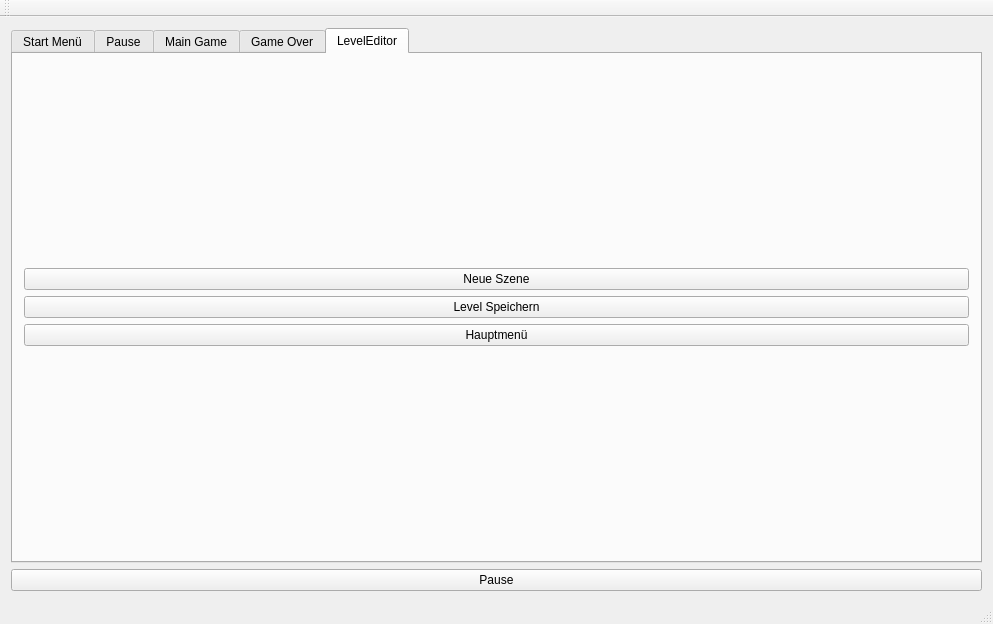
Galaxyqasar/TextAdventureEngine, file engine.ui: the form before one commit.
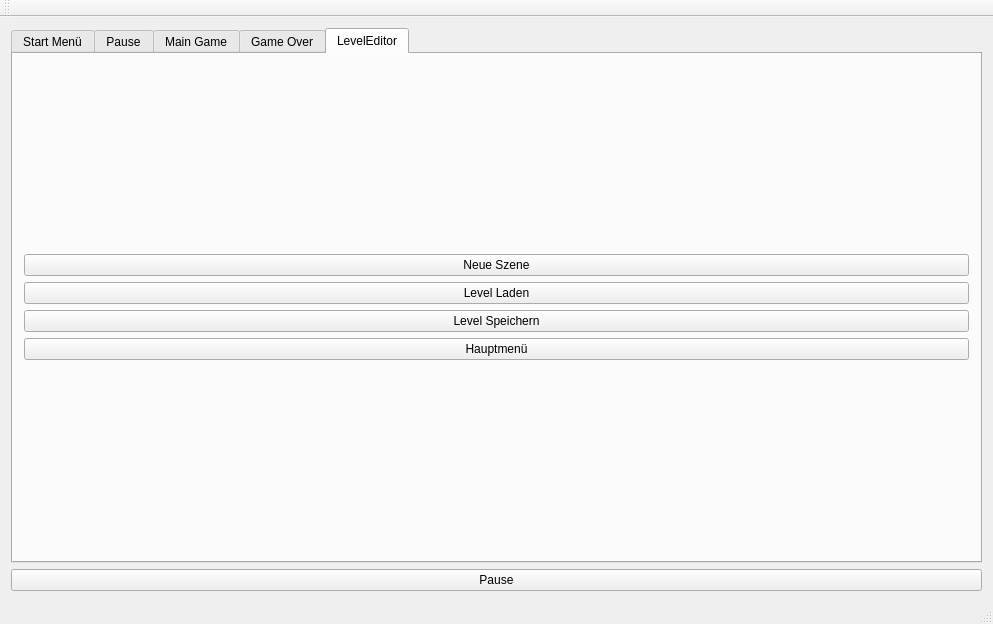
The form after the commit.

Diff of the .ui file:
```diff
--- a/engine.ui
+++ b/engine.ui
@@ -214,6 +214,13 @@
             </property>
            </widget>
           </item>
+          <item>
+           <widget class="QPushButton" name="loadLevelButton">
+            <property name="text">
+             <string>Level Laden</string>
+            </property>
+           </widget>
+          </item>
           <item>
            <widget class="QPushButton" name="SaveLevelButton">
             <property name="text">
```
